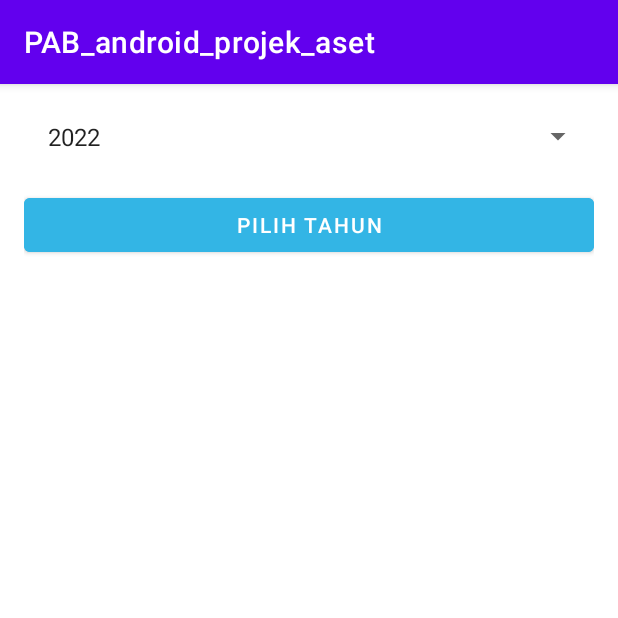
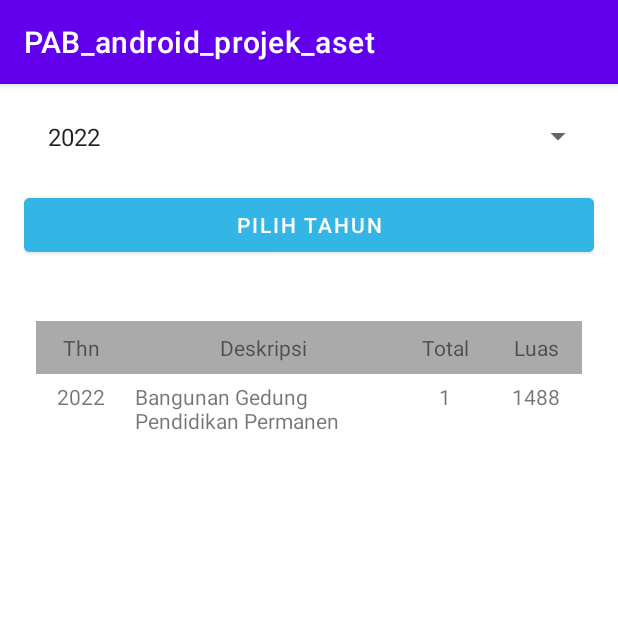
Before and after one commit to ChofifatulH/PAB_projek_aset, an Android app: the fragment TabelDataGedungFragment shown on its own in the app's theme, after a tap on "PILIH TAHUN", on a phone screen of 412 x 824 dp, the top half of it. Run offline under Robolectric (Android 15) with nearby library versions, the light colour scheme and no system bars.

Commit message:
fix table layout

```diff
--- a/PAB_android_projek_aset/app/src/main/java/com/l0122037/pab_android_projek_aset/ui/aset/TabelDataGedungFragment.kt
+++ b/PAB_android_projek_aset/app/src/main/java/com/l0122037/pab_android_projek_aset/ui/aset/TabelDataGedungFragment.kt
@@ -1,23 +1,19 @@
 package com.l0122037.pab_android_projek_aset.ui.aset
 
 import android.os.Bundle
+import android.view.Gravity
 import android.view.LayoutInflater
 import android.view.View
 import android.view.ViewGroup
-import android.widget.ArrayAdapter
-import android.widget.Button
-import android.widget.Spinner
+import android.widget.*
 import androidx.fragment.app.Fragment
-import androidx.recyclerview.widget.LinearLayoutManager
-import androidx.recyclerview.widget.RecyclerView
 import com.l0122037.pab_android_projek_aset.R
 
 class TabelDataGedungFragment : Fragment() {
 
     private lateinit var spinnerTahun: Spinner
     private lateinit var buttonPilihTahun: Button
-    private lateinit var recyclerView: RecyclerView
-    private lateinit var gedungAdapter: GedungAdapter
+    private lateinit var tableLayout: TableLayout
 
     override fun onCreateView(
         inflater: LayoutInflater, container: ViewGroup?,
@@ -27,7 +23,7 @@ class TabelDataGedungFragment : Fragment() {
         val view = inflater.inflate(R.layout.fragment_tabel_data_gedung, container, false)
         spinnerTahun = view.findViewById(R.id.spinner_tahun)
         buttonPilihTahun = view.findViewById(R.id.button_pilih_tahun)
-        recyclerView = view.findViewById(R.id.recycler_view)
+        tableLayout = view.findViewById(R.id.table_layout)
 
         // Set up spinner
         ArrayAdapter.createFromResource(
@@ -38,11 +34,6 @@ class TabelDataGedungFragment : Fragment() {
             adapter.setDropDownViewResource(android.R.layout.simple_spinner_dropdown_item)
             spinnerTahun.adapter = adapter
         }
-
-        // Set up RecyclerView
-        recyclerView.layoutManager = LinearLayoutManager(context)
-        gedungAdapter = GedungAdapter(emptyList())
-        recyclerView.adapter = gedungAdapter
 
         // Handle button click
         buttonPilihTahun.setOnClickListener {
@@ -55,12 +46,53 @@ class TabelDataGedungFragment : Fragment() {
 
     // Function to load data into the table
     private fun loadDataForYear(year: String) {
+        // Clear previous data
+        tableLayout.removeViews(1, tableLayout.childCount - 1)
+
         val gedungList = resources.getStringArray(R.array.gedung_data)
             .map { it.split(",") }
             .map { Gedung(it[0], it[1], it[2], it[3]) }
             .filter { it.no == year }
 
-        gedungAdapter = GedungAdapter(gedungList)
-        recyclerView.adapter = gedungAdapter
+        for (gedung in gedungList) {
+            val tableRow = TableRow(context)
+
+            val noTextView = TextView(context).apply {
+                text = gedung.no
+                setPadding(8, 8, 8, 8)
+                gravity = Gravity.CENTER
+                layoutParams = TableRow.LayoutParams(0, TableRow.LayoutParams.WRAP_CONTENT, 1f)
+            }
+
+            val descriptionTextView = TextView(context).apply {
+                text = gedung.description
+                setPadding(8, 8, 8, 8)
+                layoutParams = TableRow.LayoutParams(0, TableRow.LayoutParams.WRAP_CONTENT, 3f)
+                setSingleLine(false)
+                setMaxLines(3)
+                gravity = Gravity.START
+            }
+
+            val jumlahTextView = TextView(context).apply {
+                text = gedung.jumlah
+                setPadding(8, 8, 8, 8)
+                layoutParams = TableRow.LayoutParams(0, TableRow.LayoutParams.WRAP_CONTENT, 1f)
+                gravity = Gravity.CENTER
+            }
+
+            val luasTextView = TextView(context).apply {
+                text = gedung.luas
+                setPadding(8, 8, 8, 8)
+                layoutParams = TableRow.LayoutParams(0, TableRow.LayoutParams.WRAP_CONTENT, 1f)
+                gravity = Gravity.CENTER
+            }
+
+            tableRow.addView(noTextView)
+            tableRow.addView(descriptionTextView)
+            tableRow.addView(jumlahTextView)
+            tableRow.addView(luasTextView)
+
+            tableLayout.addView(tableRow)
+        }
     }
 }
--- a/PAB_android_projek_aset/app/src/main/res/layout/fragment_tabel_data_gedung.xml
+++ b/PAB_android_projek_aset/app/src/main/res/layout/fragment_tabel_data_gedung.xml
@@ -22,9 +22,45 @@
         android:textColor="@android:color/white"
         android:layout_marginBottom="16dp"/>
 
-    <androidx.recyclerview.widget.RecyclerView
-        android:id="@+id/recycler_view"
+    <TableLayout
+        android:id="@+id/table_layout"
         android:layout_width="match_parent"
         android:layout_height="match_parent"
-        android:layout_marginTop="16dp"/>
+        android:stretchColumns="1,2,3"
+        android:layout_marginTop="16dp"
+        android:background="@android:color/white"
+        android:padding="8dp">
+        <!-- Headers row -->
+        <TableRow>
+            <TextView
+                android:text="Thn"
+                android:padding="8dp"
+                android:background="@android:color/darker_gray"
+                android:layout_width="0dp"
+                android:layout_weight="1"
+                android:gravity="center"/>
+            <TextView
+                android:text="Deskripsi"
+                android:padding="8dp"
+                android:background="@android:color/darker_gray"
+                android:layout_width="0dp"
+                android:layout_weight="3"
+                android:gravity="center"/>
+            <TextView
+                android:text="Total"
+                android:padding="8dp"
+                android:background="@android:color/darker_gray"
+                android:layout_width="0dp"
+                android:layout_weight="1"
+                android:gravity="center"/>
+            <TextView
+                android:text="Luas"
+                android:padding="8dp"
+                android:background="@android:color/darker_gray"
+                android:layout_width="0dp"
+                android:layout_weight="1"
+                android:gravity="center"/>
+        </TableRow>
+    </TableLayout>
+
 </LinearLayout>
--- a/PAB_android_projek_aset/app/src/main/res/values/strings.xml
+++ b/PAB_android_projek_aset/app/src/main/res/values/strings.xml
@@ -22,9 +22,9 @@
     </string-array>
 
     <string-array name="gedung_data">
-        <item>2024,1,Bangunan Gedung Laboratorium Permanen,1,201</item>
-        <item>2023,2,Bangunan Gedung Pendidikan Permanen,1,1488</item>
-        <item>2024,3,Bangunan Gedung Pertemuan Permanen,1,160</item>
+        <item>2024,Bangunan Gedung Laboratorium Permanen,1,201</item>
+        <item>2022,Bangunan Gedung Pendidikan Permanen,1,1488</item>
+        <item>2024,Bangunan Gedung Pertemuan Permanen,1,160</item>
         <!-- Add more items here -->
     </string-array>
 </resources>
```
